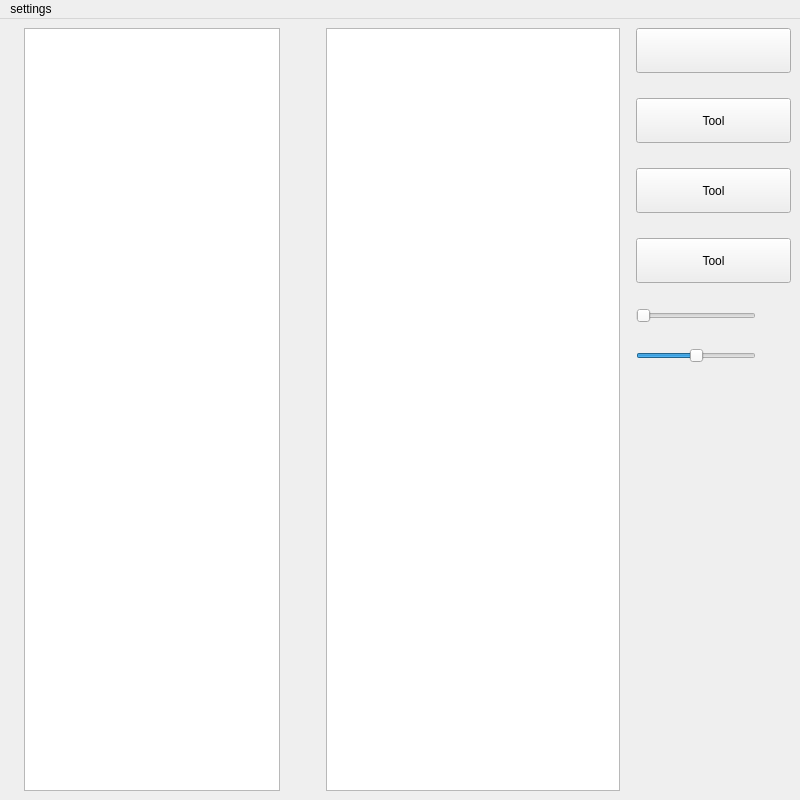
This is mainwindow.ui in roazanas/cpp_creative_designerAWS as Qt 5 draws it before an edit. The edited form follows.
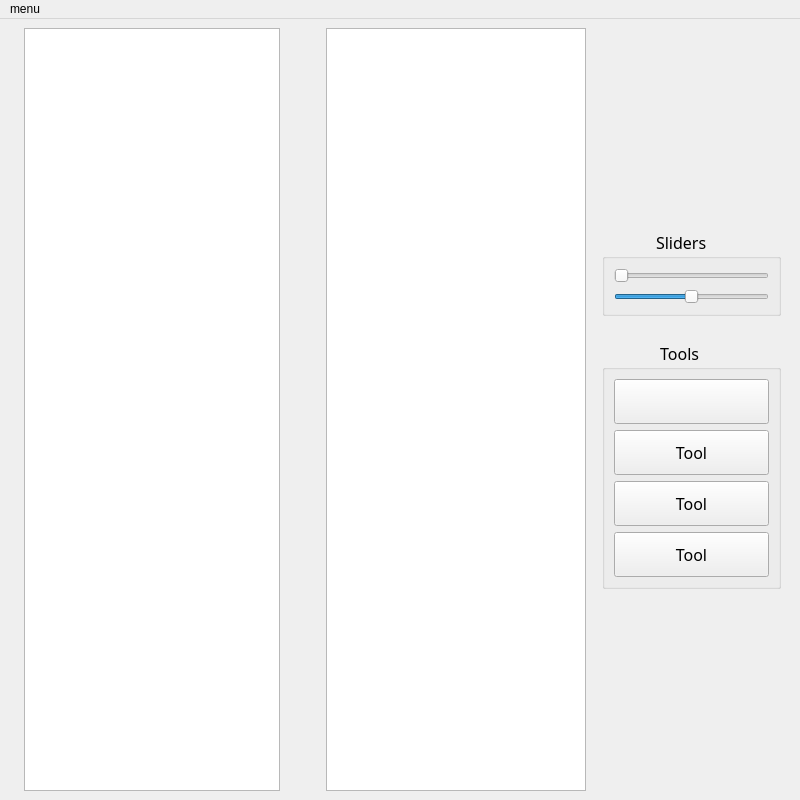
This is the edited form. Icons and pictures are not drawn. Custom widgets are drawn as their Qt base class.

Commit message: upd. design interface and add infoMenu

Diff of the .ui file:
```diff
--- a/mainwindow.ui
+++ b/mainwindow.ui
@@ -127,6 +127,147 @@
        <number>25</number>
       </property>
       <item>
+       <spacer name="verticalSpacer">
+        <property name="orientation">
+         <enum>Qt::Vertical</enum>
+        </property>
+        <property name="sizeHint" stdset="0">
+         <size>
+          <width>20</width>
+          <height>40</height>
+         </size>
+        </property>
+       </spacer>
+      </item>
+      <item>
+       <widget class="QGroupBox" name="groupBox">
+        <property name="sizePolicy">
+         <sizepolicy hsizetype="Ignored" vsizetype="Fixed">
+          <horstretch>0</horstretch>
+          <verstretch>0</verstretch>
+         </sizepolicy>
+        </property>
+        <property name="font">
+         <font>
+          <family>Yu Gothic</family>
+          <pointsize>12</pointsize>
+         </font>
+        </property>
+        <property name="cursor">
+         <cursorShape>PointingHandCursor</cursorShape>
+        </property>
+        <property name="contextMenuPolicy">
+         <enum>Qt::NoContextMenu</enum>
+        </property>
+        <property name="acceptDrops">
+         <bool>false</bool>
+        </property>
+        <property name="layoutDirection">
+         <enum>Qt::LeftToRight</enum>
+        </property>
+        <property name="autoFillBackground">
+         <bool>false</bool>
+        </property>
+        <property name="title">
+         <string>             Sliders</string>
+        </property>
+        <property name="flat">
+         <bool>false</bool>
+        </property>
+        <property name="checkable">
+         <bool>false</bool>
+        </property>
+        <layout class="QVBoxLayout" name="verticalLayout_4">
+         <item>
+          <widget class="QSlider" name="noiseSlider">
+           <property name="sizePolicy">
+            <sizepolicy hsizetype="Preferred" vsizetype="Fixed">
+             <horstretch>0</horstretch>
+             <verstretch>0</verstretch>
+            </sizepolicy>
+           </property>
+           <property name="minimumSize">
+            <size>
+             <width>120</width>
+             <height>0</height>
+            </size>
+           </property>
+           <property name="maximum">
+            <number>100</number>
+           </property>
+           <property name="pageStep">
+            <number>5</number>
+           </property>
+           <property name="orientation">
+            <enum>Qt::Horizontal</enum>
+           </property>
+          </widget>
+         </item>
+         <item>
+          <widget class="QSlider" name="saturationSlider">
+           <property name="sizePolicy">
+            <sizepolicy hsizetype="Preferred" vsizetype="Fixed">
+             <horstretch>0</horstretch>
+             <verstretch>0</verstretch>
+            </sizepolicy>
+           </property>
+           <property name="minimumSize">
+            <size>
+             <width>120</width>
+             <height>0</height>
+            </size>
+           </property>
+           <property name="layoutDirection">
+            <enum>Qt::LeftToRight</enum>
+           </property>
+           <property name="autoFillBackground">
+            <bool>false</bool>
+           </property>
+           <property name="maximum">
+            <number>100</number>
+           </property>
+           <property name="value">
+            <number>50</number>
+           </property>
+           <property name="tracking">
+            <bool>true</bool>
+           </property>
+           <property name="orientation">
+            <enum>Qt::Horizontal</enum>
+           </property>
+           <property name="invertedAppearance">
+            <bool>false</bool>
+           </property>
+          </widget>
+         </item>
+        </layout>
+       </widget>
+      </item>
+      <item>
+       <widget class="QGroupBox" name="groupBox_2">
+        <property name="sizePolicy">
+         <sizepolicy hsizetype="Maximum" vsizetype="Fixed">
+          <horstretch>0</horstretch>
+          <verstretch>0</verstretch>
+         </sizepolicy>
+        </property>
+        <property name="font">
+         <font>
+          <family>Yu Gothic</family>
+          <pointsize>12</pointsize>
+         </font>
+        </property>
+        <property name="cursor">
+         <cursorShape>PointingHandCursor</cursorShape>
+        </property>
+        <property name="acceptDrops">
+         <bool>false</bool>
+        </property>
+        <property name="title">
+         <string>              Tools</string>
+        </property>
+        <layout class="QVBoxLayout" name="verticalLayout_5">
+         <item>
        <widget class="QPushButton" name="loadButton">
         <property name="sizePolicy">
          <sizepolicy hsizetype="Fixed" vsizetype="Fixed">
@@ -236,85 +377,39 @@
         </property>
        </widget>
       </item>
+        </layout>
+       </widget>
+      </item>
       <item>
-       <layout class="QFormLayout" name="formLayout">
-        <property name="fieldGrowthPolicy">
-         <enum>QFormLayout::FieldsStayAtSizeHint</enum>
+       <spacer name="verticalSpacer_2">
+        <property name="orientation">
+         <enum>Qt::Vertical</enum>
         </property>
-        <property name="rowWrapPolicy">
-         <enum>QFormLayout::WrapAllRows</enum>
-        </property>
-        <property name="horizontalSpacing">
-         <number>0</number>
-        </property>
-        <property name="verticalSpacing">
-         <number>25</number>
-        </property>
-        <item row="0" column="0">
-         <widget class="QSlider" name="noiseSlider">
-          <property name="sizePolicy">
-           <sizepolicy hsizetype="Fixed" vsizetype="Fixed">
-            <horstretch>0</horstretch>
-            <verstretch>0</verstretch>
-           </sizepolicy>
-          </property>
-          <property name="minimumSize">
+        <property name="sizeHint" stdset="0">
            <size>
-            <width>120</width>
-            <height>0</height>
-           </size>
-          </property>
-          <property name="maximum">
-           <number>100</number>
-          </property>
-          <property name="pageStep">
-           <number>5</number>
-          </property>
+          <width>20</width>
+          <height>40</height>
+         </size>
+        </property>
+       </spacer>
+      </item>
+     </layout>
+    </item>
+    <item>
+     <spacer name="horizontalSpacer_4">
           <property name="orientation">
            <enum>Qt::Horizontal</enum>
           </property>
-         </widget>
-        </item>
-        <item row="1" column="0">
-         <widget class="QSlider" name="saturationSlider">
-          <property name="sizePolicy">
-           <sizepolicy hsizetype="Fixed" vsizetype="Fixed">
-            <horstretch>0</horstretch>
-            <verstretch>0</verstretch>
-           </sizepolicy>
-          </property>
-          <property name="minimumSize">
+      <property name="sizeType">
+       <enum>QSizePolicy::Fixed</enum>
+      </property>
+      <property name="sizeHint" stdset="0">
            <size>
-            <width>120</width>
-            <height>0</height>
-           </size>
-          </property>
-          <property name="layoutDirection">
-           <enum>Qt::LeftToRight</enum>
-          </property>
-          <property name="autoFillBackground">
-           <bool>false</bool>
-          </property>
-          <property name="maximum">
-           <number>100</number>
-          </property>
-          <property name="value">
-           <number>50</number>
-          </property>
-          <property name="tracking">
-           <bool>true</bool>
-          </property>
-          <property name="orientation">
-           <enum>Qt::Horizontal</enum>
-          </property>
-          <property name="invertedAppearance">
-           <bool>false</bool>
-          </property>
-         </widget>
-        </item>
-       </layout>
-      </item>
-     </layout>
+        <width>10</width>
+        <height>20</height>
+       </size>
+      </property>
+     </spacer>
     </item>
    </layout>
   </widget>
@@ -329,7 +424,7 @@
    </property>
    <widget class="QMenu" name="menuSettings">
     <property name="title">
-     <string>settings</string>
+     <string>menu</string>
     </property>
     <addaction name="separator"/>
    </widget>
```
Left out of the diff: 17 changed lines with no effect on the pictures. Lines whose indentation alone changed are shown as unchanged. The commit also changes 29 other files.
